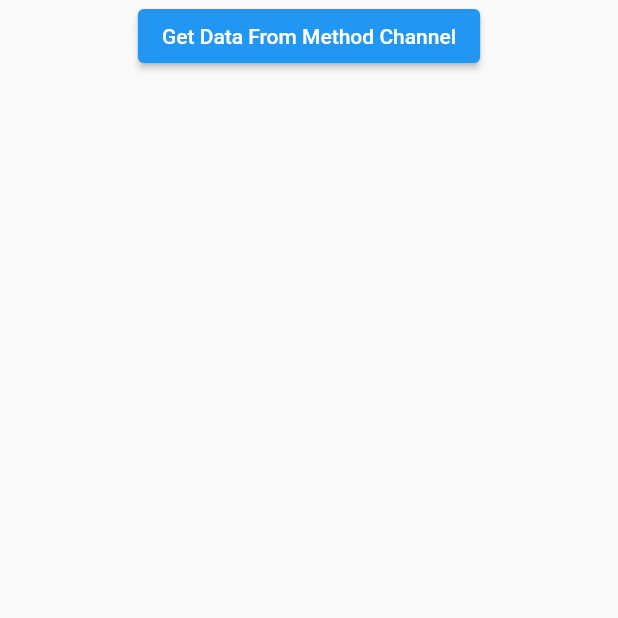
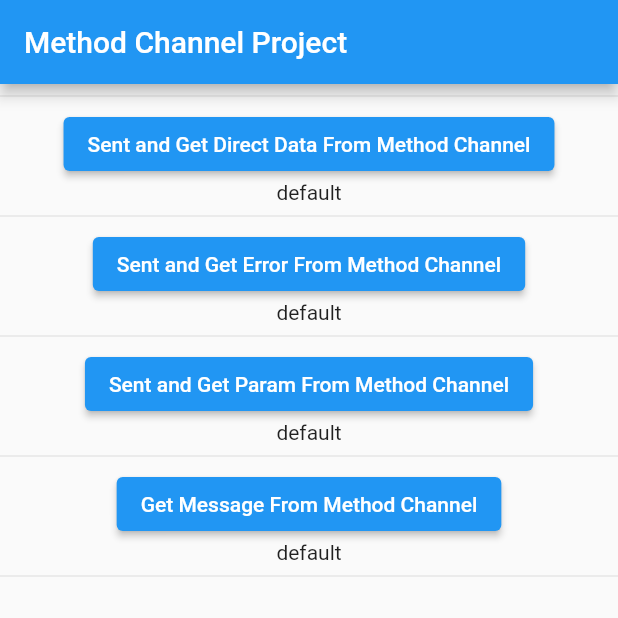
Before and after one commit to achmadilham07/method_channel_project, a Flutter app: the screen it shows after launch, on a phone screen of 412 x 824 dp, the top half of it. Run offline on Flutter 3.47's test engine with Material 2 defaults, Android fonts, the light colour scheme and no system bars.

Commit message:
add all function

```diff
--- a/lib/main.dart
+++ b/lib/main.dart
@@ -1,3 +1,5 @@
+import 'dart:convert';
+
 import 'package:flutter/material.dart';
 import 'package:flutter/services.dart';
 
@@ -28,32 +30,115 @@ class MyHomePage extends StatefulWidget {
 }
 
 class _MyHomePageState extends State<MyHomePage> {
-  String message = "";
+  String directMessage = "default";
+  String errorMessage = "default";
+  String paramMessage = "default";
+  String getMessage = "default";
 
   static const platform = MethodChannel('com.belajarubic.methodchannel');
 
+  Future getDirectMessageFromNative() async {
+    try {
+      directMessage = await platform.invokeMethod('getDirectMessage');
+    } on PlatformException catch (e, s) {
+      directMessage = 'Failed to call get direct message: $e';
+    }
+  }
+
+  Future getErrorMessageFromNative() async {
+    try {
+      errorMessage = await platform.invokeMethod('getErrorMessage');
+    } on PlatformException catch (e, s) {
+      errorMessage = 'Failed to call get error message: $e';
+    }
+  }
+
+  Future getParamMessageFromNative() async {
+    try {
+      paramMessage = await platform.invokeMethod(
+        'getMessageFromParam',
+        {"param1": 1},
+      );
+    } on PlatformException catch (e, s) {
+      paramMessage = 'Failed to call get message: $e';
+    }
+  }
+
   Future getMessageFromNative() async {
-     try {
-      message = await platform.invokeMethod('getMessage');
+    try {
+      getMessage = await platform.invokeMethod(
+        'getMessageFromNative',
+      );
     } on PlatformException catch (e, s) {
-      message = 'Failed to call get message: $e';
+      getMessage = 'Failed to call get message from native: $e';
     }
+  }
+
+  Future initNativeMethodHandler() async {
+    platform.setMethodCallHandler((call) async {
+      final argument = call.arguments.toString();
+      switch (call.method) {
+        case 'fromNative':
+          Map<String, dynamic> json = jsonDecode(argument);
+          getMessage = json['message'];
+          break;
+      }
+      setState(() {});
+    });
+  }
+
+  @override
+  void initState() {
+    super.initState();
+    initNativeMethodHandler();
   }
 
   @override
   Widget build(BuildContext context) {
     return Scaffold(
+      appBar: AppBar(
+        title: const Text("Method Channel Project"),
+      ),
       body: Center(
         child: Column(
           children: [
+            const Divider(),
+            ElevatedButton(
+              onPressed: () async {
+                await getDirectMessageFromNative();
+                setState(() {});
+              },
+              child: const Text("Sent and Get Direct Data From Method Channel"),
+            ),
+            Text(directMessage),
+            const Divider(),
+            ElevatedButton(
+              onPressed: () async {
+                await getErrorMessageFromNative();
+                setState(() {});
+              },
+              child: const Text("Sent and Get Error From Method Channel"),
+            ),
+            Text(errorMessage),
+            const Divider(),
+            ElevatedButton(
+              onPressed: () async {
+                await getParamMessageFromNative();
+                setState(() {});
+              },
+              child: const Text("Sent and Get Param From Method Channel"),
+            ),
+            Text(paramMessage),
+            const Divider(),
             ElevatedButton(
               onPressed: () async {
                 await getMessageFromNative();
                 setState(() {});
               },
-              child: const Text("Get Data From Method Channel"),
+              child: const Text("Get Message From Method Channel"),
             ),
-            Text(message),
+            Text(getMessage),
+            const Divider(),
           ],
         ),
       ),
```
